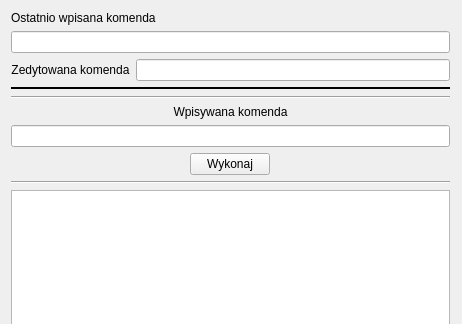
Before: the Qt Designer form QtGuiApplication1/QtGuiApplication1.ui in Vulpelo/QtGuiApplication, drawn with Qt 5; both pictures show x 0 to 462 and y 0 to 324 of the 462 by 473 pixel window.
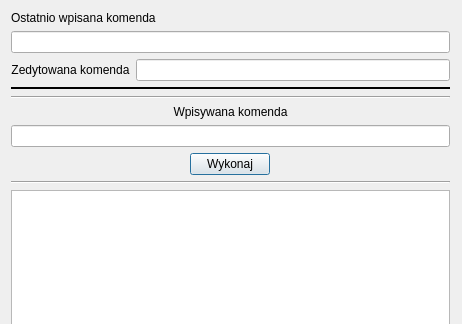
After: the same form once the commit is applied.

The edit to the form file:
```diff
--- a/QtGuiApplication1/QtGuiApplication1.ui
+++ b/QtGuiApplication1/QtGuiApplication1.ui
@@ -153,6 +153,9 @@
        <property name="autoDefault">
         <bool>true</bool>
        </property>
+       <property name="default">
+        <bool>true</bool>
+       </property>
       </widget>
      </item>
      <item>
```
